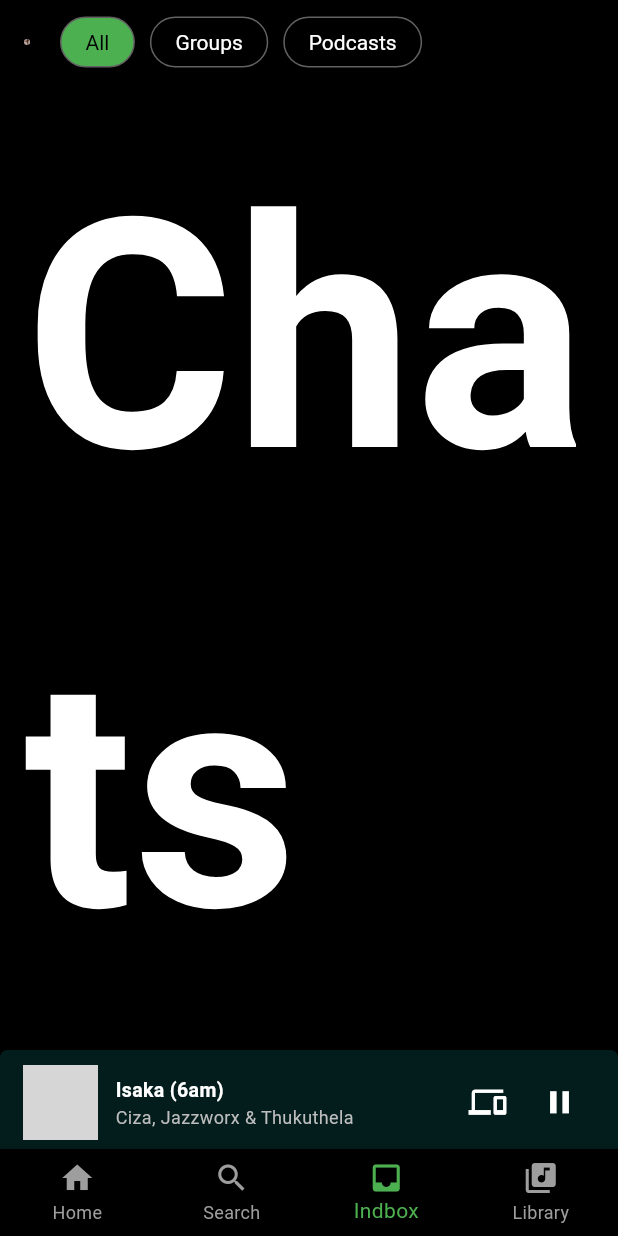
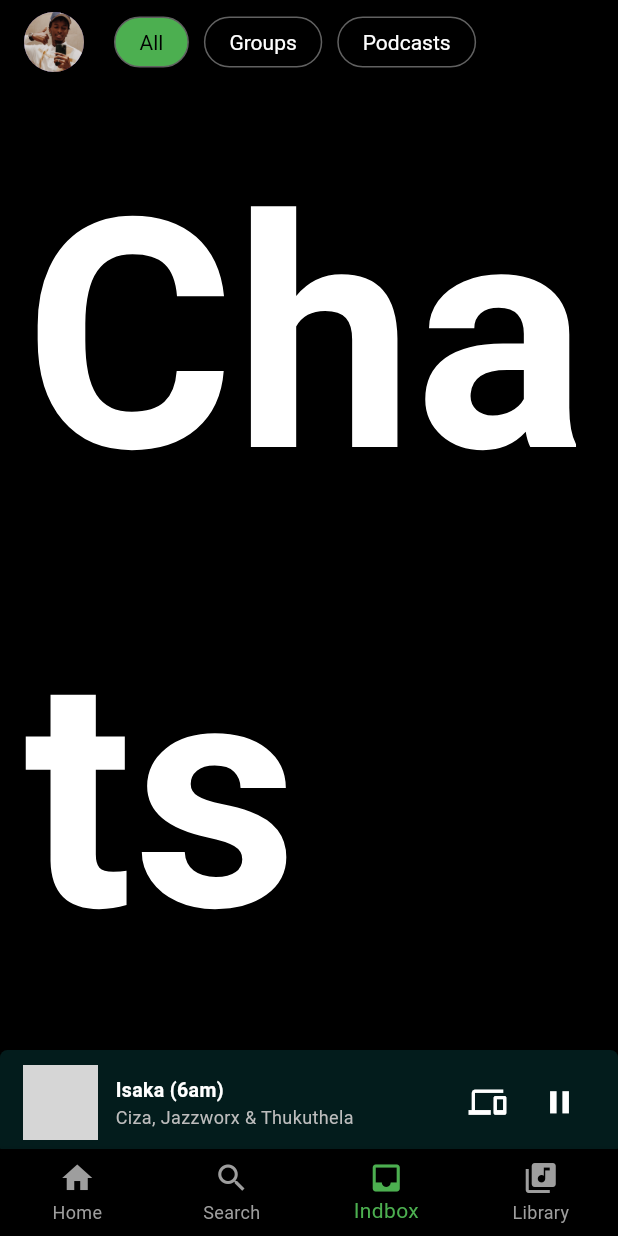
Before and after one commit to JDMUHIRWA/my-app, a Flutter app: the screen it shows after launch, item 3 of the bottom bar chosen, on a phone screen of 412 x 824 dp. Run offline on Flutter 3.47's test engine with Material 3 defaults, Android fonts, the phone set to English and light mode, and no system bars; network calls fail; grey boxes are pictures that could not be loaded.

Commit message:
feat: Modified the size of the CircleAvatar on the ProfileAvatar

```diff
--- a/lib/widgets/profile_avatar.dart
+++ b/lib/widgets/profile_avatar.dart
@@ -6,7 +6,7 @@ class ProfileAvatar extends StatelessWidget {
   @override
   Widget build(BuildContext context) {
     return CircleAvatar(
-      radius: 2,
+      radius: 20,
       backgroundImage: AssetImage(
         'assets/images/IMG.JPG', // sample avatar image
       ),
```
